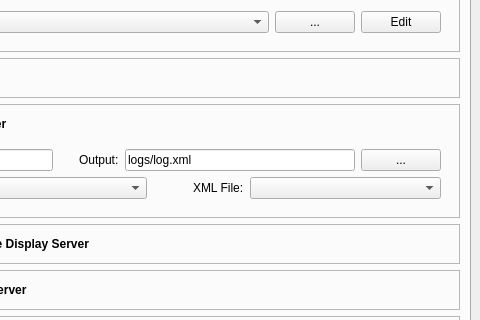
This is tools/castctrl/trunk/qtui/mainwindow.ui in marc-hanheide/cogx as Qt 5 draws it before an edit; both pictures show x 403 to 883 and y 126 to 446 of the 883 by 668 pixel window. The edited form follows.
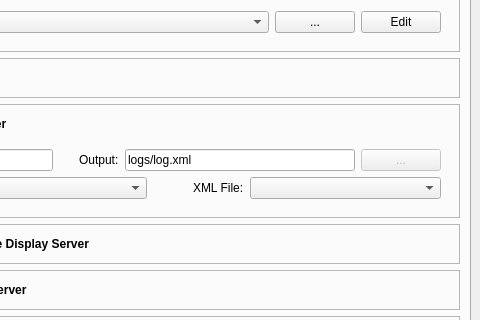
This is the edited form. The open tabs and pages were chosen to show the change. Icons and pictures are not drawn.

Commit message: castctrl: re-enable browse button for player config files

Patch:
```diff
--- a/tools/castctrl/trunk/qtui/mainwindow.ui
+++ b/tools/castctrl/trunk/qtui/mainwindow.ui
@@ -753,6 +753,9 @@
                    </item>
                    <item>
                     <widget class="QPushButton" name="btBrowseLog4jOutfile">
+                     <property name="enabled">
+                      <bool>false</bool>
+                     </property>
                      <property name="text">
                       <string>...</string>
                      </property>
```
Left out of the diff: 18 changed lines with no effect on the pictures. The commit also changes 3 other files.
